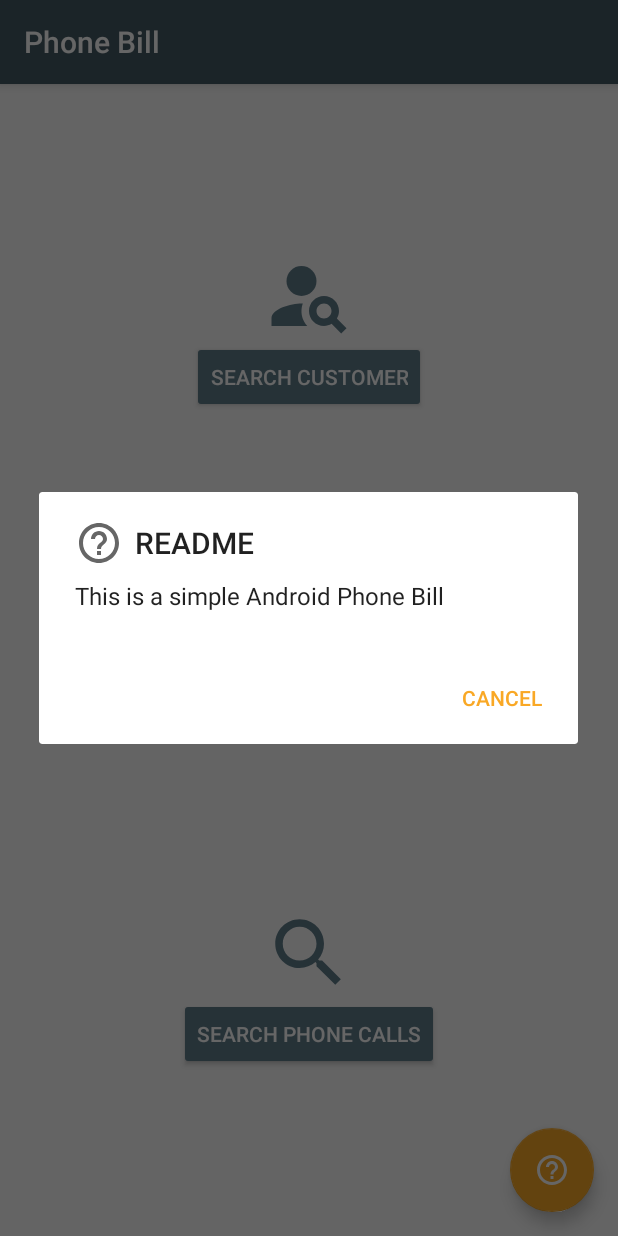
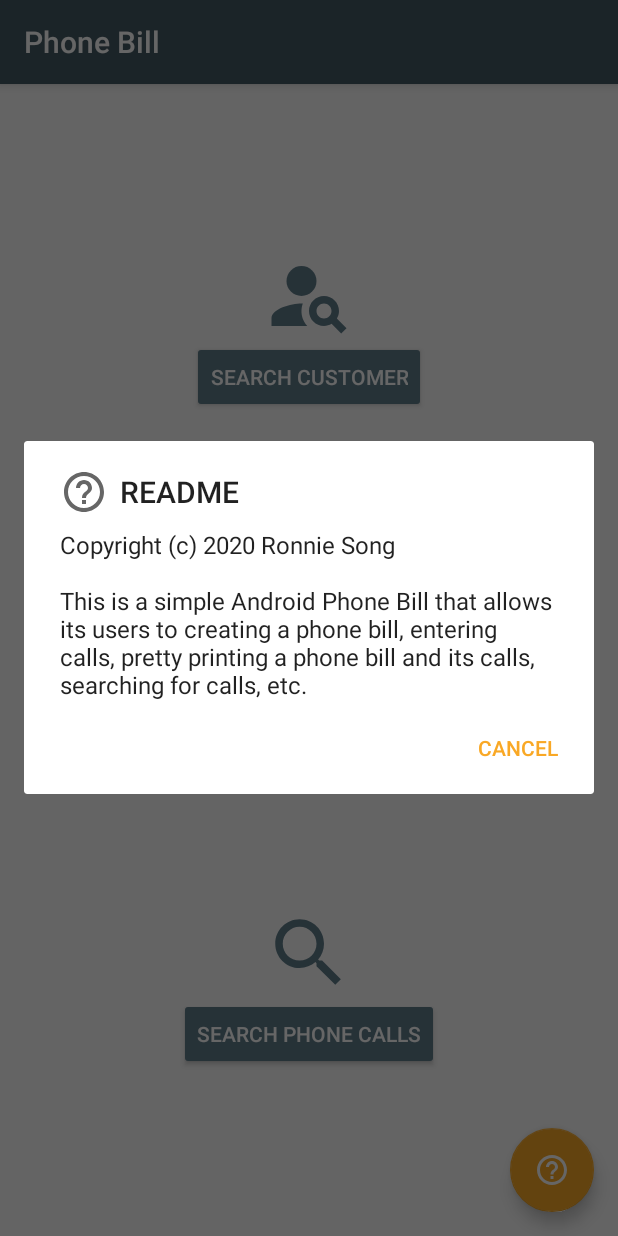
Before and after one commit to ronniesong0809/Phonebill-App, an Android app: the screen it shows after launch (MainActivity), after a tap on "README", on a phone screen of 412 x 824 dp. Run offline under Robolectric (Android 15) with nearby library versions, the phone set to English and light mode, and no system bars.

```diff
--- a/phonebill-android/app/src/main/java/edu/pdx/cs410j/qihao/phonebill_android/MainActivity.java
+++ b/phonebill-android/app/src/main/java/edu/pdx/cs410j/qihao/phonebill_android/MainActivity.java
@@ -94,10 +94,13 @@ public class MainActivity extends AppCompatActivity {
      * README alert dialog
      */
     public void ReadMe() {
+        String message = "Copyright (c) 2020 Ronnie Song\n\n";
+        message += "This is a simple Android Phone Bill that allows its users to creating a phone bill, entering calls, pretty printing a phone bill and its calls, searching for calls, etc.";
+
         AlertDialog dialog = new AlertDialog.Builder(this)
                 .setIcon(R.drawable.baseline_help_outline_24)
                 .setTitle("README")
-                .setMessage("This is a simple Android Phone Bill")
+                .setMessage(message)
                 .setNegativeButton("Cancel", null)
                 .create();
         dialog.show();
```
